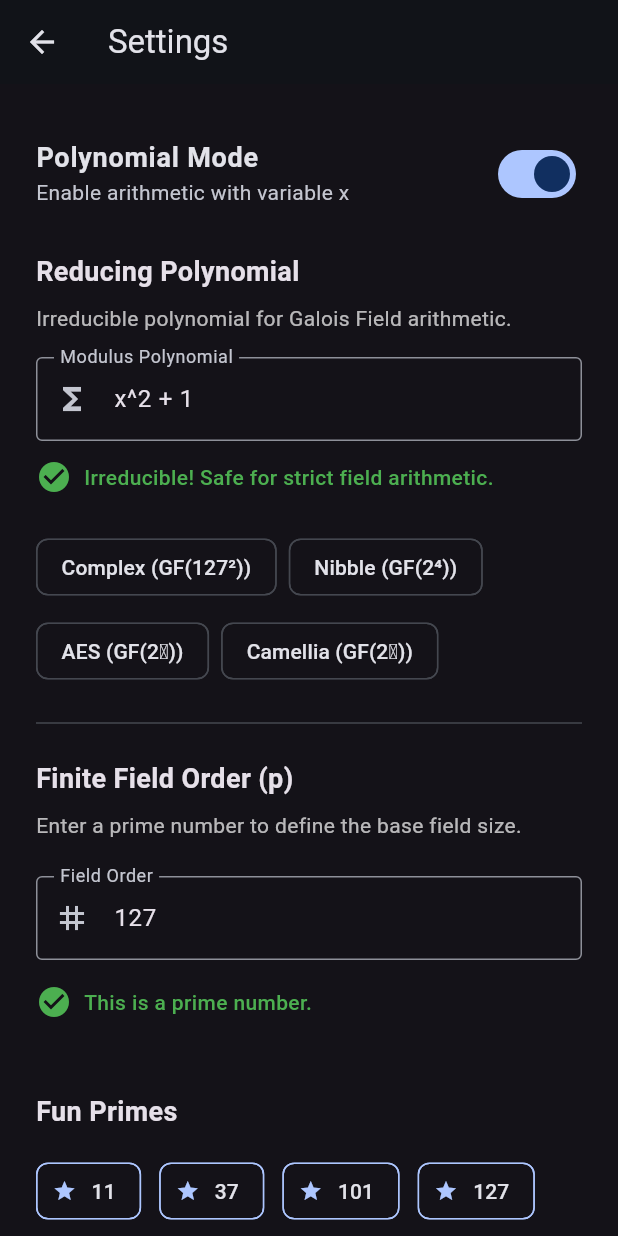
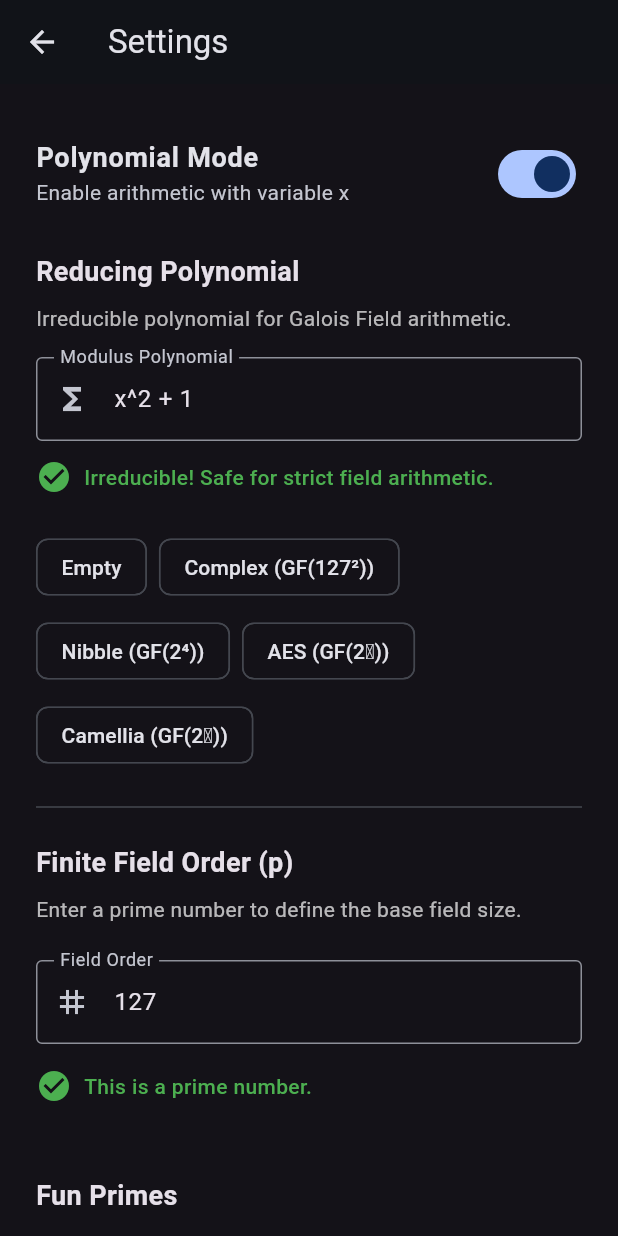
Before and after one commit to Le-Maz/finite_field_calculator, a Flutter app: the SettingsScreen screen opened directly, after a tap on "Polynomial Mode", on a phone screen of 412 x 824 dp. Run offline on Flutter 3.47's test engine with Material 3 defaults, Android fonts, the phone set to English and light mode, and no system bars.

Commit message:
Handle empty reduction polynomial

```diff
--- a/lib/main.dart
+++ b/lib/main.dart
@@ -260,7 +260,9 @@ class _CalculatorPageState extends State<CalculatorPage> {
                         ),
                       ),
                       if (isPoly) ...[
-                        TextSpan(text: " [x] / ("),
+                        TextSpan(text: " [x]"),
+                        if (reducingPolyString.value.isNotEmpty) ...[
+                          TextSpan(text: " / ("),
                           TextSpan(
                             text: reducingPolyString.value.replaceAllMapped(
                               RegExp(r'\^(\d+)'),
@@ -272,6 +274,7 @@ class _CalculatorPageState extends State<CalculatorPage> {
                             ),
                           ),
                           TextSpan(text: ")"),
+                        ],
                       ],
                     ],
                   ),
--- a/lib/settings.dart
+++ b/lib/settings.dart
@@ -33,6 +33,7 @@ class _SettingsScreenState extends State<SettingsScreen> {
   ];
 
   final List<Map<String, dynamic>> _standardPolys = [
+    {"p": null, "poly": "", "label": "Empty"},
     {"p": 127, "poly": "x^2 + 1", "label": "Complex (GF(127²))"},
     {"p": 2, "poly": "x^4 + x + 1", "label": "Nibble (GF(2⁴))"},
     {"p": 2, "poly": "x^8 + x^4 + x^3 + x + 1", "label": "AES (GF(2⁸))"},
@@ -223,13 +224,16 @@ class _SettingsScreenState extends State<SettingsScreen> {
                         spacing: 8.0,
                         runSpacing: 8.0,
                         children: _standardPolys.map((data) {
+                          int? p = data['p'];
+                          String setsP = "p=$p and";
                           return ActionChip(
                             label: Text(data["label"]),
-                            tooltip:
-                                "Sets p=${data['p']} and f(x)=${data['poly']}",
+                            tooltip: "Sets$setsP f(x)=${data['poly']}",
                             onPressed: () {
-                              _pController.text = data["p"].toString();
-                              _updateOrder(data["p"]);
+                              if (p != null) {
+                                _pController.text = p.toString();
+                                _updateOrder(p);
+                              }
 
                               _modController.text = data["poly"];
                               reducingPolyString.value = data["poly"];
```
Lines whose indentation alone changed are shown as unchanged.
